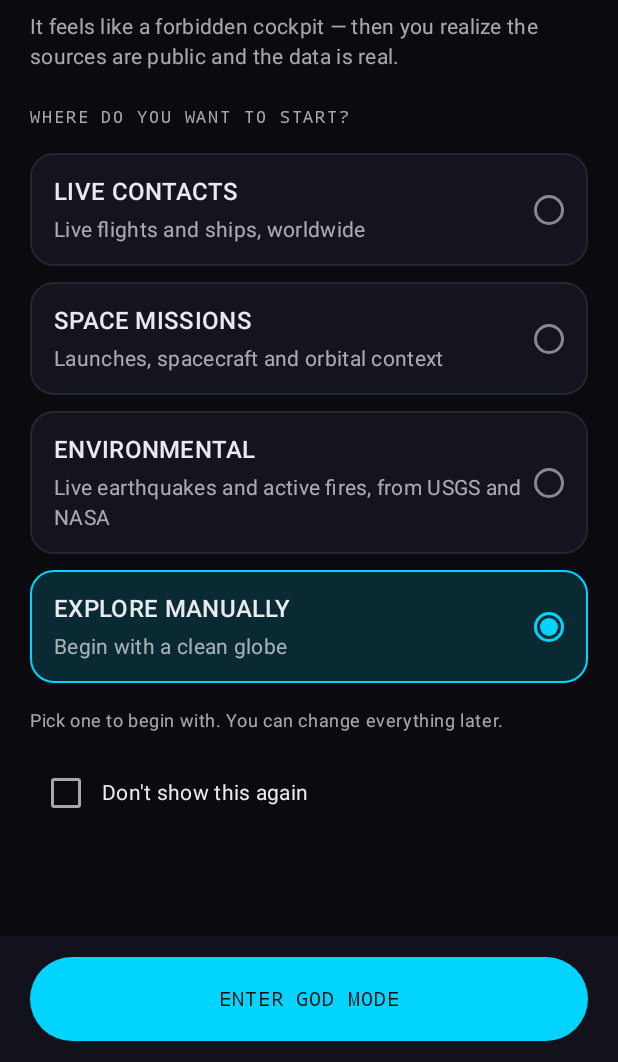
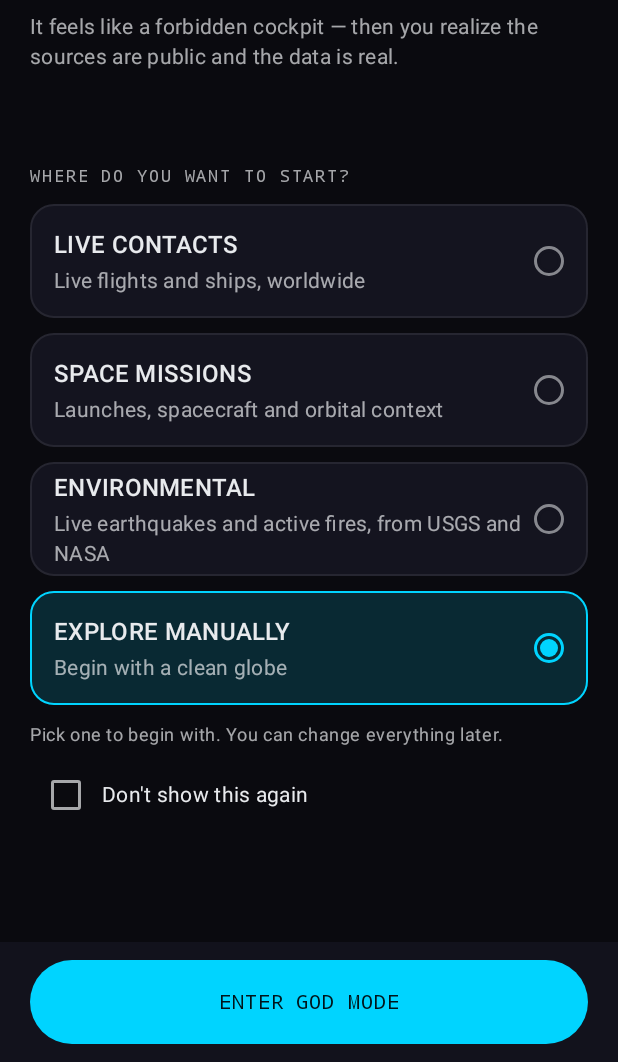
Before and after one commit to brandonmathew/GodsEyeView-Android, an Android app built with Jetpack Compose: the screen it shows after launch (MainActivity), on a phone screen of 412 x 824 dp, the part 174-1236 px from its top. Run offline under Robolectric (Android 15) with nearby library versions, the phone set to English and light mode, and no system bars; network calls fail; pictures from the network do not load.

Commit message:
fix: make the mission picker fit one screen with no scrolling
Remove the verticalScroll content column from MissionPickerScreen.
BoxWithConstraints now picks one of three fixed spacing tiers
(Regular >=800dp, Compact 640-799dp, Short <640dp offered height):
tile heights 76/64/62dp (still >=48dp touch targets), compressed
spacings, headlineSmall title and bodySmall tile subs in the tighter
tiers, bodySmall lead in the Short tier. Weighted spacers absorb any
surplus on tall screens. Fixed budgets: 772dp / 628dp / 568dp total
including the ENTER bar, so the picker fits without scrolling down
to ~570dp offered height. Content, presets, show policy, SKIP and
ENTER behaviour unchanged.

Refs #10

```diff
--- a/app/src/main/java/com/godseyeview/firstrun/MissionPickerScreen.kt
+++ b/app/src/main/java/com/godseyeview/firstrun/MissionPickerScreen.kt
@@ -4,6 +4,7 @@ import androidx.compose.foundation.background
 import androidx.compose.foundation.border
 import androidx.compose.foundation.clickable
 import androidx.compose.foundation.layout.Box
+import androidx.compose.foundation.layout.BoxWithConstraints
 import androidx.compose.foundation.layout.Column
 import androidx.compose.foundation.layout.Row
 import androidx.compose.foundation.layout.Spacer
@@ -13,10 +14,8 @@ import androidx.compose.foundation.layout.height
 import androidx.compose.foundation.layout.heightIn
 import androidx.compose.foundation.layout.padding
 import androidx.compose.foundation.layout.size
-import androidx.compose.foundation.rememberScrollState
 import androidx.compose.foundation.shape.CircleShape
 import androidx.compose.foundation.shape.RoundedCornerShape
-import androidx.compose.foundation.verticalScroll
 import androidx.compose.material3.Button
 import androidx.compose.material3.Checkbox
 import androidx.compose.material3.MaterialTheme
@@ -31,23 +30,45 @@ import androidx.compose.runtime.setValue
 import androidx.compose.ui.Alignment
 import androidx.compose.ui.Modifier
 import androidx.compose.ui.res.stringResource
+import androidx.compose.ui.text.TextStyle
+import androidx.compose.ui.unit.Dp
 import androidx.compose.ui.unit.dp
 import com.godseyeview.R
 import com.godseyeview.core.ui.GevColors
 import com.godseyeview.core.ui.Kicker
 
 /** The first-run mission picker (issue #10 content; Q24 mobile design,
- *  issue #19). Content is the original's: MISSION CONTROL · FIRST LAUNCH,
- *  "Welcome to God's Eye View", the lead line, the four mission tiles,
- *  ENTER GOD MODE, SKIP, "Don't show this again". The layout is a
- *  mobile flow designed for phones:
+ *  issue #19; no-scroll fix, beta.4). Content is the original's:
+ *  MISSION CONTROL · FIRST LAUNCH, "Welcome to God's Eye View", the lead
+ *  line, the four mission tiles, ENTER GOD MODE, SKIP, "Don't show this
+ *  again". The layout is a mobile flow designed for phones:
  *  - a fully OPAQUE full-screen Surface — MainActivity does not compose
  *    the globe shell behind it, so nothing bleeds through (beta.2's
  *    translucent-overlay defect);
  *  - every heading uses the light text token explicitly (beta.2's
  *    near-black-on-dark defect);
- *  - scrollable content with a sticky bottom ENTER bar;
- *  - radio tiles at least 72dp tall. */
+ *  - NO SCROLLING (Brandon, beta.4): the whole flow — header, title,
+ *    lead, the four tiles, helper line, suppress row and the ENTER bar —
+ *    fits inside one screen height. [PickerLayout] picks one of three
+ *    spacing tiers from the height BoxWithConstraints actually offers,
+ *    and weighted spacers absorb any surplus on tall screens, so the
+ *    fixed budget below is the worst case, never an overflow.
+ *
+ *  Fixed-height budget (default font scale, 360dp-wide phone → 320dp
+ *  content width; Material 3 line heights: headlineMedium 36sp,
+ *  headlineSmall 32sp, titleMedium 24sp, bodyMedium 20sp, bodySmall
+ *  16sp):
+ *  - Regular (≥800dp offered): content 692dp + 80dp ENTER bar = 772dp.
+ *    Title wraps to 2 lines at this width, lead to 3, tile subs to 2.
+ *  - Compact (640–799dp): content 564dp + 64dp bar = 628dp. Title is
+ *    headlineSmall (1 line), tile subs drop to bodySmall.
+ *  - Short (<640dp): content 504dp + 64dp bar = 568dp. The lead drops
+ *    to bodySmall (2 lines) rather than reintroducing scroll.
+ *  So the picker fits without scrolling down to ~570dp of offered
+ *  height at phone widths ≥360dp. Below that (landscape phones,
+ *  ~360–430dp tall) the fixed content genuinely cannot fit; the tiers
+ *  bottom out at the Short budget instead of scrolling. Narrower
+ *  screens (<360dp wide) can add one title line (~+32dp). */
 @Composable
 fun MissionPickerScreen(
     initialMission: Mission = Mission.EXPLORE,
@@ -62,13 +83,20 @@ fun MissionPickerScreen(
         contentColor = GevColors.TextPrimary,
         modifier = modifier.fillMaxSize(),
     ) {
+        BoxWithConstraints(modifier = Modifier.fillMaxSize()) {
+            val layout = when {
+                maxHeight >= PickerLayout.REGULAR_MIN_HEIGHT ->
+                    PickerLayout.Regular
+                maxHeight >= PickerLayout.COMPACT_MIN_HEIGHT ->
+                    PickerLayout.Compact
+                else -> PickerLayout.Short
+            }
             Column(modifier = Modifier.fillMaxSize()) {
                 Column(
                     modifier = Modifier
                         .weight(1f)
-                    .verticalScroll(rememberScrollState())
                         .padding(horizontal = 20.dp)
-                    .padding(top = 20.dp),
+                        .padding(top = layout.topPadding),
                 ) {
                     Row(verticalAlignment = Alignment.CenterVertically) {
                         Kicker(
@@ -83,52 +111,70 @@ fun MissionPickerScreen(
                             )
                         }
                     }
-                Spacer(Modifier.height(12.dp))
+                    Spacer(Modifier.height(layout.afterHeader))
                     Text(
                         text = stringResource(R.string.firstrun_title),
-                    style = MaterialTheme.typography.headlineMedium,
+                        style = if (layout == PickerLayout.Regular) {
+                            MaterialTheme.typography.headlineMedium
+                        } else {
+                            MaterialTheme.typography.headlineSmall
+                        },
                         color = GevColors.TextPrimary,
                     )
-                Spacer(Modifier.height(8.dp))
+                    Spacer(Modifier.height(layout.afterTitle))
                     Text(
                         text = stringResource(R.string.firstrun_lead),
-                    style = MaterialTheme.typography.bodyMedium,
+                        style = if (layout.smallLead) {
+                            MaterialTheme.typography.bodySmall
+                        } else {
+                            MaterialTheme.typography.bodyMedium
+                        },
                         color = GevColors.TextSecondary,
                     )
-                Spacer(Modifier.height(24.dp))
+                    // Surplus height (tall screens) is absorbed here and
+                    // after the suppress row; both spacers bottom out at
+                    // 0 in the fixed budget above.
+                    Spacer(Modifier.weight(1f))
                     Kicker(text = stringResource(R.string.firstrun_start_heading))
-                Spacer(Modifier.height(12.dp))
+                    Spacer(Modifier.height(layout.afterHeading))
                     MissionTile(
                         title = stringResource(R.string.firstrun_live_title),
                         sub = stringResource(R.string.firstrun_live_sub),
                         selected = selected == Mission.LIVE_CONTACTS,
                         onClick = { selected = Mission.LIVE_CONTACTS },
+                        layout = layout,
                     )
+                    Spacer(Modifier.height(layout.tileGap))
                     MissionTile(
                         title = stringResource(R.string.firstrun_space_title),
                         sub = stringResource(R.string.firstrun_space_sub),
                         selected = selected == Mission.SPACE_MISSIONS,
                         onClick = { selected = Mission.SPACE_MISSIONS },
+                        layout = layout,
                     )
+                    Spacer(Modifier.height(layout.tileGap))
                     MissionTile(
                         title = stringResource(R.string.firstrun_environmental_title),
                         sub = stringResource(R.string.firstrun_environmental_sub),
                         selected = selected == Mission.ENVIRONMENTAL,
                         onClick = { selected = Mission.ENVIRONMENTAL },
+                        layout = layout,
                     )
+                    Spacer(Modifier.height(layout.tileGap))
                     MissionTile(
                         title = stringResource(R.string.firstrun_explore_title),
                         sub = stringResource(R.string.firstrun_explore_sub),
                         selected = selected == Mission.EXPLORE,
                         onClick = { selected = Mission.EXPLORE },
+                        layout = layout,
                     )
-                Spacer(Modifier.height(12.dp))
+                    Spacer(Modifier.height(layout.afterTiles))
                     Text(
                         text = stringResource(R.string.firstrun_change_later),
                         style = MaterialTheme.typography.bodySmall,
                         color = GevColors.TextSecondary,
                     )
-                Spacer(Modifier.height(16.dp))
+                    Spacer(Modifier.height(layout.afterHelper))
                     Row(
                         verticalAlignment = Alignment.CenterVertically,
                         modifier = Modifier
@@ -143,9 +189,11 @@ fun MissionPickerScreen(
                             color = GevColors.TextPrimary,
                         )
                     }
-                Spacer(Modifier.height(16.dp))
+                    Spacer(Modifier.weight(1f))
+                    Spacer(Modifier.height(layout.bottomPadding))
                 }
-            // Sticky bottom action bar: ENTER is always reachable.
+                // Bottom action bar: ENTER closes the flow, always visible
+                // because nothing scrolls.
                 Surface(
                     color = GevColors.MenuBg,
                     contentColor = GevColors.TextPrimary,
@@ -155,8 +203,11 @@ fun MissionPickerScreen(
                         onClick = { onEnter(selected, suppress) },
                         modifier = Modifier
                             .fillMaxWidth()
-                        .padding(horizontal = 20.dp, vertical = 14.dp)
-                        .height(56.dp),
+                            .padding(
+                                horizontal = 20.dp,
+                                vertical = layout.barPadding,
+                            )
+                            .height(layout.buttonHeight),
                     ) {
                         Text(
                             text = stringResource(R.string.firstrun_enter),
@@ -167,6 +218,61 @@ fun MissionPickerScreen(
             }
         }
     }
+}
+
+/** Spacing/size tiers for the no-scroll picker, chosen from the offered
+ *  height. Tile heights keep every tile a ≥48dp touch target while its
+ *  text (title 24dp + 2dp + sub) fits exactly: Regular subs are
+ *  bodyMedium (2 lines = 40dp, tile 5+24+2+40+5 = 76dp), Compact/Short
+ *  subs are bodySmall (2 lines = 32dp, tiles 3+24+2+32+3 = 64dp and
+ *  2+24+2+32+2 = 62dp). */
+private enum class PickerLayout(
+    val topPadding: Dp,
+    val afterHeader: Dp,
+    val afterTitle: Dp,
+    val afterHeading: Dp,
+    val tileHeight: Dp,
+    val tilePaddingV: Dp,
+    val tileGap: Dp,
+    val afterTiles: Dp,
+    val afterHelper: Dp,
+    val bottomPadding: Dp,
+    val barPadding: Dp,
+    val buttonHeight: Dp,
+    val smallLead: Boolean,
+    val smallSub: Boolean,
+) {
+    Regular(
+        topPadding = 20.dp, afterHeader = 12.dp, afterTitle = 8.dp,
+        afterHeading = 12.dp, tileHeight = 76.dp, tilePaddingV = 5.dp,
+        tileGap = 10.dp, afterTiles = 12.dp, afterHelper = 8.dp,
+        bottomPadding = 10.dp, barPadding = 12.dp, buttonHeight = 56.dp,
+        smallLead = false, smallSub = false,
+    ),
+    Compact(
+        topPadding = 12.dp, afterHeader = 8.dp, afterTitle = 6.dp,
+        afterHeading = 8.dp, tileHeight = 64.dp, tilePaddingV = 3.dp,
+        tileGap = 6.dp, afterTiles = 8.dp, afterHelper = 6.dp,
+        bottomPadding = 6.dp, barPadding = 8.dp, buttonHeight = 48.dp,
+        smallLead = false, smallSub = true,
+    ),
+    Short(
+        topPadding = 8.dp, afterHeader = 4.dp, afterTitle = 4.dp,
+        afterHeading = 6.dp, tileHeight = 62.dp, tilePaddingV = 2.dp,
+        tileGap = 4.dp, afterTiles = 6.dp, afterHelper = 4.dp,
+        bottomPadding = 4.dp, barPadding = 8.dp, buttonHeight = 48.dp,
+        smallLead = true, smallSub = true,
+    ),
+    ;
+
+    companion object {
+        /** Offered height at/above which the Regular budget (772dp) fits. */
+        val REGULAR_MIN_HEIGHT = 800.dp
+
+        /** Offered height at/above which the Compact budget (628dp) fits. */
+        val COMPACT_MIN_HEIGHT = 640.dp
+    }
+}
 
 @Composable
 private fun MissionTile(
@@ -174,13 +280,13 @@ private fun MissionTile(
     sub: String,
     selected: Boolean,
     onClick: () -> Unit,
+    layout: PickerLayout,
 ) {
     Row(
         verticalAlignment = Alignment.CenterVertically,
         modifier = Modifier
             .fillMaxWidth()
-            .padding(vertical = 5.dp)
-            .heightIn(min = 72.dp)
+            .height(layout.tileHeight)
             .background(
                 if (selected) GevColors.AccentDim else GevColors.CardBg,
                 RoundedCornerShape(16.dp),
@@ -191,7 +297,7 @@ private fun MissionTile(
                 RoundedCornerShape(16.dp),
             )
             .clickable(onClick = onClick)
-            .padding(horizontal = 16.dp, vertical = 14.dp),
+            .padding(horizontal = 16.dp, vertical = layout.tilePaddingV),
     ) {
         Column(modifier = Modifier.weight(1f)) {
             Text(
@@ -199,10 +305,10 @@ private fun MissionTile(
                 style = MaterialTheme.typography.titleMedium,
                 color = GevColors.TextPrimary,
             )
-            Spacer(Modifier.height(3.dp))
+            Spacer(Modifier.height(2.dp))
             Text(
                 text = sub,
-                style = MaterialTheme.typography.bodyMedium,
+                style = subStyle(layout),
                 color = GevColors.TextSecondary,
             )
         }
@@ -222,3 +328,11 @@ private fun MissionTile(
         )
     }
 }
+
+@Composable
+private fun subStyle(layout: PickerLayout): TextStyle =
+    if (layout.smallSub) {
+        MaterialTheme.typography.bodySmall
+    } else {
+        MaterialTheme.typography.bodyMedium
+    }
```
Lines whose indentation alone changed are shown as unchanged.
